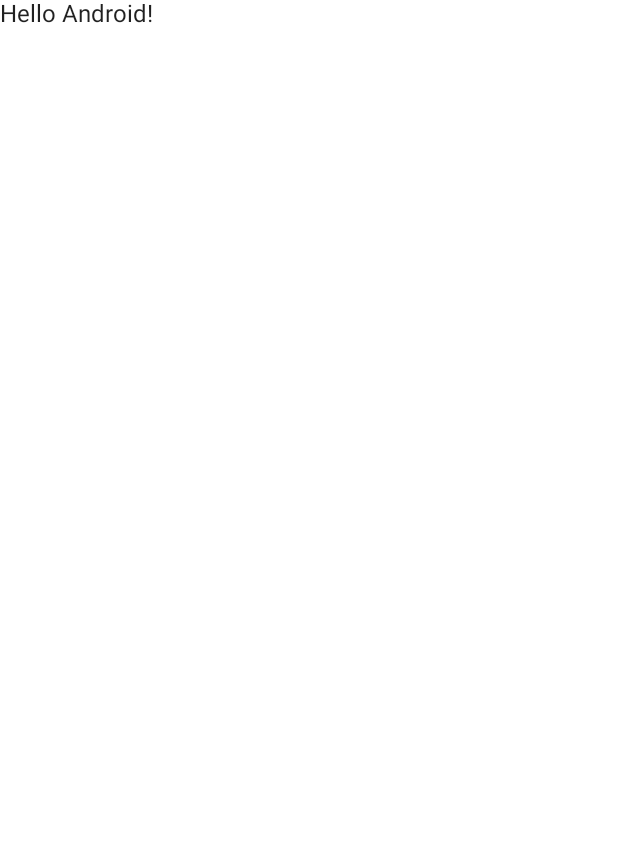
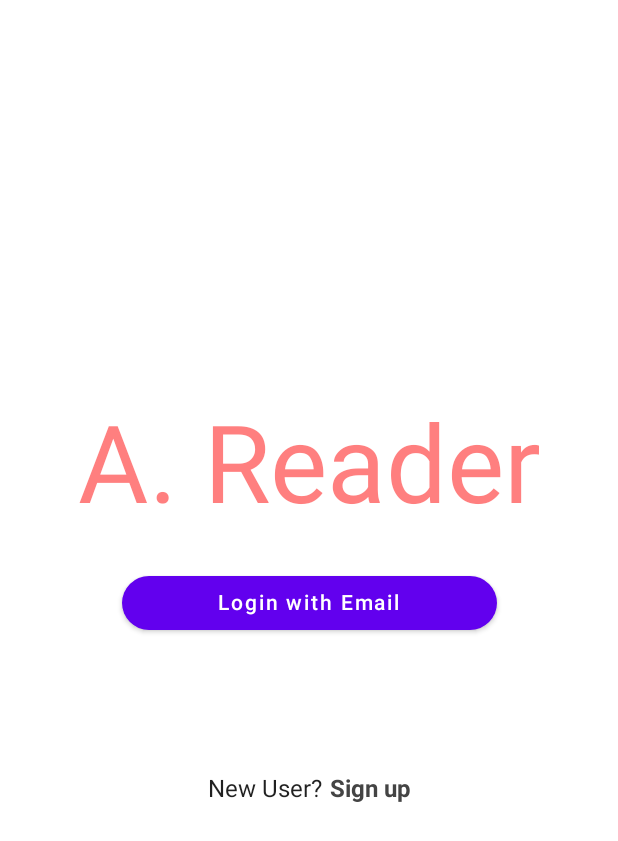
Before and after one commit to pdichone/android-compose-readerApp, an Android app built with Jetpack Compose: the screen it shows after launch (MainActivity), on a phone screen of 412 x 824 dp. Before the commit the part shown is almost empty. Shown: the top 841 px of the screen. Run offline under Robolectric (Android 15) with nearby library versions, the phone set to English and light mode, and no system bars.

Commit message:
splash screen

```diff
--- a/app/build.gradle
+++ b/app/build.gradle
@@ -38,7 +38,7 @@ android {
     }
     composeOptions {
         kotlinCompilerExtensionVersion compose_version
-        kotlinCompilerVersion '1.5.21'
+        //kotlinCompilerVersion '1.5.21'
     }
     packagingOptions {
         resources {
@@ -57,7 +57,8 @@ dependencies {
     implementation "androidx.compose.ui:ui-tooling-preview:$compose_version"
     implementation 'androidx.lifecycle:lifecycle-runtime-ktx:2.3.1'
     implementation 'androidx.activity:activity-compose:1.3.1'
-    testImplementation 'junit:junit:4.+'
+    testImplementation 'junit:junit:4.13.2'
+    implementation 'androidx.navigation:navigation-compose:2.4.0-alpha09'
     androidTestImplementation 'androidx.test.ext:junit:1.1.3'
     androidTestImplementation 'androidx.test.espresso:espresso-core:3.4.0'
     androidTestImplementation "androidx.compose.ui:ui-test-junit4:$compose_version"
--- a/app/src/main/java/com/bawp/areader_test/MainActivity.kt
+++ b/app/src/main/java/com/bawp/areader_test/MainActivity.kt
@@ -3,11 +3,19 @@ package com.bawp.areader_test
 import android.os.Bundle
 import androidx.activity.ComponentActivity
 import androidx.activity.compose.setContent
+import androidx.compose.foundation.layout.Arrangement
+import androidx.compose.foundation.layout.Column
+import androidx.compose.foundation.layout.fillMaxSize
+import androidx.compose.foundation.layout.padding
 import androidx.compose.material.MaterialTheme
 import androidx.compose.material.Surface
 import androidx.compose.material.Text
 import androidx.compose.runtime.Composable
+import androidx.compose.ui.Alignment
+import androidx.compose.ui.Modifier
 import androidx.compose.ui.tooling.preview.Preview
+import androidx.compose.ui.unit.dp
+import com.bawp.areader_test.navigation.ReaderNavigation
 import com.bawp.areader_test.ui.theme.AReaderTestTheme
 
 class MainActivity : ComponentActivity() {
@@ -16,14 +24,30 @@ class MainActivity : ComponentActivity() {
         setContent {
             AReaderTestTheme {
                 // A surface container using the 'background' color from the theme
-                Surface(color = MaterialTheme.colors.background) {
-                    Greeting("Android")
+                Surface(color = MaterialTheme.colors.background,
+                       modifier = Modifier.fillMaxSize()) {
+
+                    ReaderApp()
+
                 }
             }
         }
     }
 }
 
+@Composable
+fun ReaderApp() {
+     Surface( modifier = Modifier
+         .fillMaxSize()
+         .padding(10.dp)) {
+         Column(verticalArrangement = Arrangement.Center,
+             horizontalAlignment = Alignment.CenterHorizontally) {
+
+             ReaderNavigation()
+         }
+
+     }
+}
 @Composable
 fun Greeting(name: String) {
     Text(text = "Hello $name!")
--- /dev/null
+++ b/app/src/main/java/com/bawp/areader_test/components/ReaderLogo.kt
@@ -0,0 +1,16 @@
+package com.bawp.areader_test.components
+
+import androidx.compose.foundation.layout.padding
+import androidx.compose.material.MaterialTheme
+import androidx.compose.material.Text
+import androidx.compose.runtime.Composable
+import androidx.compose.ui.Modifier
+import androidx.compose.ui.graphics.Color
+import androidx.compose.ui.unit.dp
+
+@Composable
+fun ReaderLogo(modifier: Modifier = Modifier){
+    Text(
+        modifier = modifier.padding(bottom = 16.dp),
+        text = "A. Reader", style = MaterialTheme.typography.h3, color = Color.Red.copy(alpha = 0.5f))
+}
--- /dev/null
+++ b/app/src/main/java/com/bawp/areader_test/navigation/ReaderNavigation.kt
@@ -0,0 +1,47 @@
+package com.bawp.areader_test.navigation
+
+import android.content.res.Resources
+import android.view.animation.OvershootInterpolator
+import androidx.compose.animation.Animatable
+import androidx.compose.animation.core.tween
+import androidx.compose.foundation.BorderStroke
+import androidx.compose.foundation.clickable
+import androidx.compose.foundation.layout.*
+import androidx.compose.foundation.shape.CircleShape
+import androidx.compose.material.*
+import androidx.compose.runtime.Composable
+import androidx.compose.runtime.LaunchedEffect
+import androidx.compose.runtime.remember
+import androidx.compose.ui.Alignment
+import androidx.compose.ui.Modifier
+import androidx.compose.ui.draw.scale
+import androidx.compose.ui.graphics.Color
+import androidx.compose.ui.graphics.Color.Companion.Red
+import androidx.compose.ui.text.TextStyle
+import androidx.compose.ui.text.font.FontWeight
+import androidx.compose.ui.tooling.preview.Preview
+import androidx.compose.ui.unit.dp
+import androidx.navigation.NavController
+import androidx.navigation.compose.NavHost
+import androidx.navigation.compose.composable
+import androidx.navigation.compose.rememberNavController
+import com.bawp.areader_test.screens.ReaderLoginScreen
+import com.bawp.areader_test.screens.ReaderSplashScreen
+import kotlinx.coroutines.delay
+
+@Composable
+fun ReaderNavigation() {
+    val navController = rememberNavController()
+    NavHost(navController = navController, startDestination = ReadScreen.SplashScreen.name){
+        composable(ReadScreen.SplashScreen.name,){
+             ReaderSplashScreen(navController = navController)
+        }
+        composable(ReadScreen.LoginScreen.name){
+            ReaderLoginScreen(navController = navController)
+        }
+
+    }
+}
+
+
+//@Preview
--- /dev/null
+++ b/app/src/main/java/com/bawp/areader_test/navigation/ReaderScreens.kt
@@ -0,0 +1,29 @@
+package com.bawp.areader_test.navigation
+
+import android.window.SplashScreen
+
+enum class ReadScreen(
+    val label: String
+                     ) {
+    SplashScreen("Splash"),
+    LoginScreen("Login"),
+    CreateAccountScreen("Account"),
+    Home("Home"),
+    SearchScreen(label = "Search"),
+    DetailScreen("Details");
+
+    companion object {
+        fun fromRoute(route: String?): ReadScreen = when (route?.substringBefore("/")) {
+            SplashScreen.name -> SplashScreen
+            LoginScreen.name -> LoginScreen
+            CreateAccountScreen.name -> CreateAccountScreen
+            Home.name -> Home
+            SearchScreen.name -> SearchScreen
+            DetailScreen.name -> DetailScreen
+            null -> Home
+            else -> throw IllegalArgumentException("Route $route is not recognized")
+        }
+    }
+
+
+}
--- /dev/null
+++ b/app/src/main/java/com/bawp/areader_test/screens/ReaderLoginScreen.kt
@@ -0,0 +1,57 @@
+package com.bawp.areader_test.screens
+
+import androidx.compose.foundation.clickable
+import androidx.compose.foundation.layout.*
+import androidx.compose.foundation.shape.CircleShape
+import androidx.compose.material.Button
+import androidx.compose.material.Surface
+import androidx.compose.material.Text
+import androidx.compose.runtime.Composable
+import androidx.compose.ui.Alignment
+import androidx.compose.ui.Modifier
+import androidx.compose.ui.draw.scale
+import androidx.compose.ui.graphics.Color
+import androidx.compose.ui.text.font.FontWeight
+import androidx.compose.ui.tooling.preview.Preview
+import androidx.compose.ui.unit.dp
+import androidx.navigation.NavController
+import com.bawp.areader_test.components.ReaderLogo
+
+
+@Preview
+@Composable
+fun ReaderLoginScreen(navController: NavController? = null) {
+    Surface( modifier = Modifier.fillMaxSize()) {
+
+        Column(horizontalAlignment = Alignment.CenterHorizontally,
+            verticalArrangement = Arrangement.Center) {
+
+            ReaderLogo(modifier = Modifier.scale(scale = 1.5f))
+            Spacer(modifier = Modifier.height(15.dp))
+            Button(
+                onClick = { /*TODO*/ },
+                modifier = Modifier
+                    .padding(3.dp)
+                    .width(250.dp),
+                shape = CircleShape) {
+
+                Text("Login with Email")
+
+            }
+            Spacer(modifier = Modifier.height(85.dp))
+            Row(
+                modifier = Modifier.padding(2.dp),
+                horizontalArrangement = Arrangement.SpaceAround
+               ){
+
+                Text("New User?")
+                Text("Sign up",
+                    modifier = Modifier.clickable {  }.padding(start = 5.dp),
+                    fontWeight = FontWeight.Bold,
+                    color = Color.DarkGray)
+            }
+        }
+
+    }
+
+}
--- /dev/null
+++ b/app/src/main/java/com/bawp/areader_test/screens/ReaderSplashScreen.kt
@@ -0,0 +1,64 @@
+package com.bawp.areader_test.screens
+
+import android.view.animation.OvershootInterpolator
+import androidx.compose.animation.core.Animatable
+import androidx.compose.animation.core.tween
+import androidx.compose.foundation.BorderStroke
+import androidx.compose.foundation.layout.*
+import androidx.compose.foundation.shape.CircleShape
+import androidx.compose.material.MaterialTheme
+import androidx.compose.material.Surface
+import androidx.compose.material.Text
+import androidx.compose.runtime.Composable
+import androidx.compose.runtime.LaunchedEffect
+import androidx.compose.runtime.remember
+import androidx.compose.ui.Alignment
+import androidx.compose.ui.Modifier
+import androidx.compose.ui.draw.scale
+import androidx.compose.ui.graphics.Color
+import androidx.compose.ui.unit.dp
+import androidx.navigation.NavController
+import com.bawp.areader_test.components.ReaderLogo
+import com.bawp.areader_test.navigation.ReadScreen
+import kotlinx.coroutines.delay
+
+
+@Composable
+fun ReaderSplashScreen(navController: NavController? = null) {
+    //for animation
+    val scale = remember{ Animatable(0f) }
+
+    //Animation effect
+    LaunchedEffect(key1 = true){
+        scale.animateTo( targetValue = 0.9f, animationSpec = tween(durationMillis = 800, easing = {
+            OvershootInterpolator(8f).getInterpolation(it)
+        }))
+        delay(5000L)
+        navController?.navigate(ReadScreen.LoginScreen.name)
+    }
+    //Logo intro stuff
+    Surface(modifier = Modifier
+        .padding(15.dp)
+        .size(330.dp)
+        .scale(scale.value),
+        shape = CircleShape,
+        color = Color.White,
+        border = BorderStroke(width = 2.dp, color = Color.LightGray)) {
+        Column(modifier = Modifier.padding(1.dp),
+            horizontalAlignment = Alignment.CenterHorizontally,
+            verticalArrangement = Arrangement.Center) {
+
+            ReaderLogo()
+
+            Text(text = "\"Read. change. Yourself \"",
+                modifier = Modifier.scale(scale.value),
+                style = MaterialTheme.typography.h5, color = Color.LightGray)
+
+            Spacer(modifier = Modifier.height(15.dp))
+
+
+        }
+
+    }
+
+}
--- a/app/src/main/java/com/bawp/areader_test/screens/WelcomeScreen.kt
+++ /dev/null
@@ -1,23 +0,0 @@
-package com.bawp.areader_test.screens
-
-import androidx.compose.foundation.layout.padding
-import androidx.compose.foundation.shape.CircleShape
-import androidx.compose.material.Surface
-import androidx.compose.runtime.Composable
-import androidx.compose.ui.Modifier
-import androidx.compose.ui.graphics.Color
-import androidx.compose.ui.tooling.preview.Preview
-import androidx.compose.ui.unit.dp
-
-@Preview
-@Composable
-fun WelcomeScreen() {
-    androidx.compose.material.Surface(
-        modifier = Modifier.padding(10.dp),
-                                    color = Color.White,
-                                     shape = CircleShape) {
-
-
-    }
-
-}
--- a/build.gradle
+++ b/build.gradle
@@ -1,14 +1,14 @@
 // Top-level build file where you can add configuration options common to all sub-projects/modules.
 buildscript {
     ext {
-        compose_version = '1.0.1'
+        compose_version = '1.0.2'
     }
     repositories {
         google()
         mavenCentral()
     }
     dependencies {
-        classpath "com.android.tools.build:gradle:7.0.1"
+        classpath "com.android.tools.build:gradle:7.0.2"
         classpath "org.jetbrains.kotlin:kotlin-gradle-plugin:1.5.21"
 
         // NOTE: Do not place your application dependencies here; they belong
```
